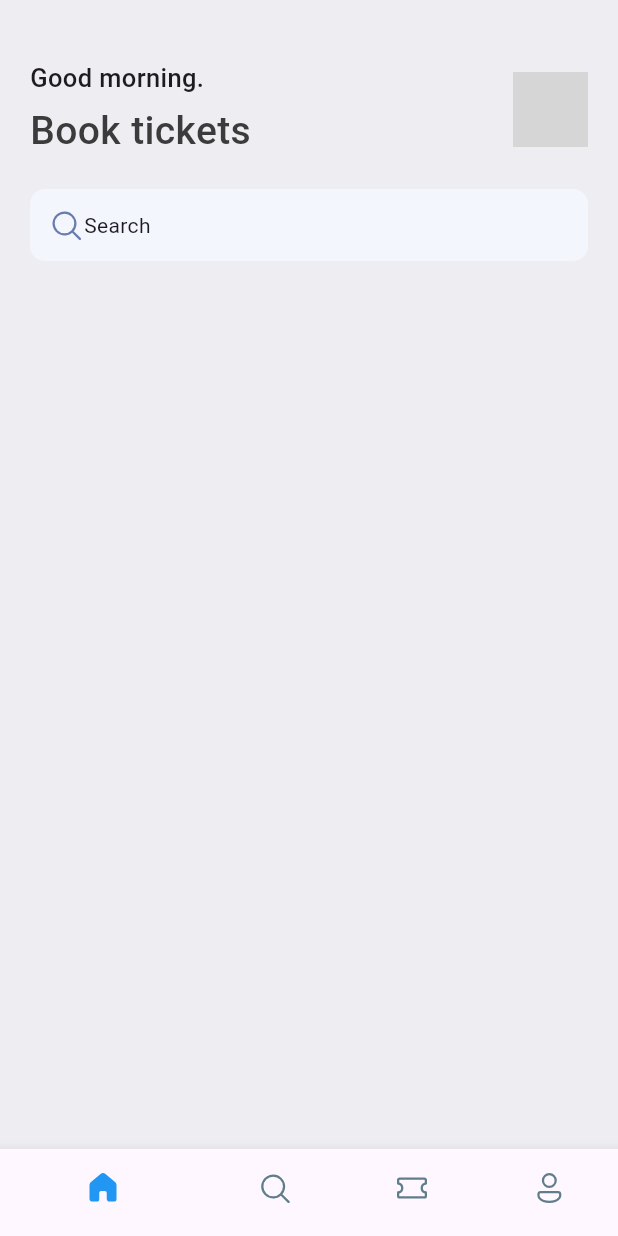
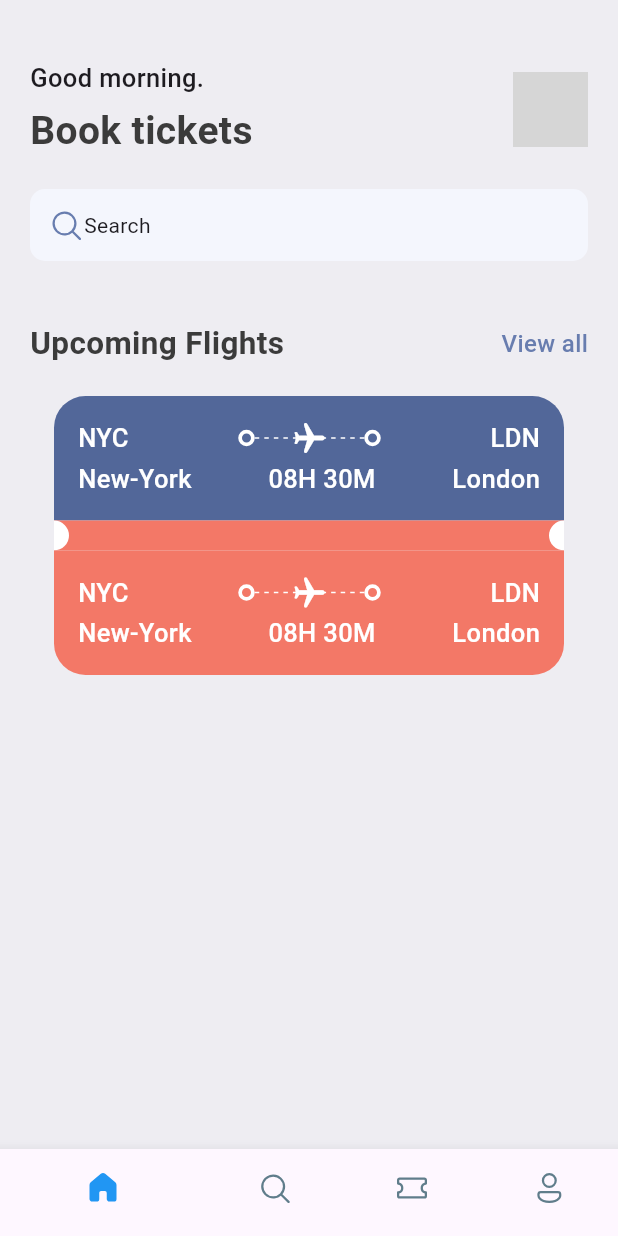
Before and after one commit to mohammedmos/ticket_app, a Flutter app: the screen it shows after launch, on a phone screen of 412 x 824 dp. Run offline on Flutter 3.47's test engine with Material 3 defaults, Android fonts, the phone set to English and light mode, and no system bars; our stand-ins replace fluentui_icons; grey boxes are pictures that could not be loaded.

Commit message:
chore: design ticket

```diff
--- a/lib/core/res/styles/app_styles.dart
+++ b/lib/core/res/styles/app_styles.dart
@@ -4,6 +4,11 @@ import 'package:flutter/material.dart';
 class AppStyles {
     static Color primary  = const Color(0xFF687daf);
     static Color textColor  =  const Color(0xFF3b3b3b);
-    static TextStyle headlineStyle1 =  TextStyle(fontSize: 26,fontWeight: FontWeight.w500,color: textColor);
+    static Color ticketBlue  =  const Color(0xFF526799);
+    static Color ticketOrange  =  const Color(0xFFF37867);
+    static Color bgPrimaryColor  =  const Color(0xFFeeedf2);
+    static TextStyle textStyle =  TextStyle(fontSize: 16,fontWeight: FontWeight.w500,color: textColor);
+    static TextStyle headlineStyle1 =  TextStyle(fontSize: 26,fontWeight: FontWeight.bold,color: textColor);
+    static TextStyle headlineStyle2 = TextStyle(fontSize: 21,color: textColor,fontWeight: FontWeight.bold);
     static TextStyle headlineStyle3 = const TextStyle(fontSize: 17,fontWeight: FontWeight.w500);
 }
--- /dev/null
+++ b/lib/core/widgets/app_double_text.dart
@@ -0,0 +1,26 @@
+
+
+import 'package:flutter/material.dart';
+import 'package:ticket_app/core/res/styles/app_styles.dart';
+
+class AppDoubleText extends StatelessWidget {
+  final String $smallText;
+  final String $bigText;
+  const AppDoubleText( {super.key, required this.$bigText, required this.$smallText});
+
+  @override
+  Widget build(BuildContext context) {
+    return Row(
+      mainAxisAlignment: MainAxisAlignment.spaceBetween,
+      children: [
+        Text($bigText,style:AppStyles.headlineStyle2),
+        InkWell(
+          onTap: (){
+
+          },
+          child: Text($smallText,style: AppStyles.textStyle.copyWith(color: AppStyles.primary),),
+        )
+      ],
+    );
+  }
+}
--- /dev/null
+++ b/lib/core/widgets/app_layout_builder.dart
@@ -0,0 +1,21 @@
+import 'package:flutter/material.dart';
+
+class AppLayoutBuilder extends StatelessWidget {
+  final int randomDivider;
+  const AppLayoutBuilder({super.key, required this.randomDivider});
+
+  @override
+  Widget build(BuildContext context) {
+    return LayoutBuilder(builder: (BuildContext context,BoxConstraints constraints){
+      return Flex(
+        mainAxisAlignment: MainAxisAlignment.spaceBetween,
+          direction: Axis.horizontal,
+          children: List.generate((constraints.constrainWidth()/randomDivider).floor(), (index)=>const SizedBox(
+            width: 3,
+            height: 1,
+            child: DecoratedBox(decoration: BoxDecoration(color: Colors.white)),
+          )),
+      );
+    });
+  }
+}
--- /dev/null
+++ b/lib/core/widgets/big_circle.dart
@@ -0,0 +1,26 @@
+import 'package:flutter/material.dart';
+
+class BigCircle extends StatelessWidget {
+  final isRight;
+  const BigCircle({super.key,required this.isRight});
+
+  @override
+  Widget build(BuildContext context) {
+    return SizedBox(
+      height: 20,
+      width: 10,
+      child: DecoratedBox(
+          decoration: BoxDecoration(
+              color: Colors.white,
+              borderRadius: isRight == true ?const BorderRadius.only(
+                  topRight: Radius.circular(10),
+                  bottomRight: Radius.circular(10)
+              ) :   const BorderRadius.only(
+                  topLeft: Radius.circular(10),
+                  bottomLeft: Radius.circular(10)
+              )
+          )
+      ),
+    );
+  }
+}
--- /dev/null
+++ b/lib/core/widgets/big_dot.dart
@@ -0,0 +1,16 @@
+import 'package:flutter/material.dart';
+
+class BigDot extends StatelessWidget {
+  const BigDot({super.key});
+
+  @override
+  Widget build(BuildContext context) {
+    return Container(
+      padding: EdgeInsets.all(3),
+      decoration: BoxDecoration(
+        border: Border.all(width: 2.5,color: Colors.white),
+        borderRadius: BorderRadius.circular(20)
+      ),
+    );
+  }
+}
--- /dev/null
+++ b/lib/core/widgets/ticket_view.dart
@@ -0,0 +1,113 @@
+import 'package:flutter/material.dart';
+import 'package:ticket_app/core/res/styles/app_styles.dart';
+import 'package:ticket_app/core/widgets/app_layout_builder.dart';
+import 'package:ticket_app/core/widgets/big_circle.dart';
+import 'package:ticket_app/core/widgets/big_dot.dart';
+
+class TicketView extends StatelessWidget {
+  const TicketView({super.key});
+
+  @override
+  Widget build(BuildContext context) {
+    final size = MediaQuery.of(context).size;
+    return SizedBox(
+        width: size.width + 0.85,
+        height: 189,
+        child: Container(
+          margin: const EdgeInsets.only(right: 16,left: 16),
+          child: Column(
+            children: [
+              Container(
+                decoration: BoxDecoration(
+                  color: AppStyles.ticketBlue,
+                  borderRadius: const BorderRadius.only(topLeft: Radius.circular(21),topRight: Radius.circular(21))
+                ),
+                padding: const EdgeInsets.all(16),
+                child:  Column(
+                  children: [
+                    Row(
+                      children: [
+                        Text('NYC',style: AppStyles.headlineStyle3.copyWith(color: Colors.white)),
+                        Expanded(child: Container()),
+                        const BigDot(),
+                        Expanded(child: Stack(children: [
+                          const SizedBox(
+                              height:24,
+                              child: AppLayoutBuilder( randomDivider: 6,)
+                          ),
+                          Center(child: Transform.rotate(angle:1.57,child: const Icon(Icons.local_airport_rounded,color: Colors.white,)),)
+                        ],)),
+                        const BigDot(),
+                        Expanded(child: Container()),
+                        Text('LDN',style: AppStyles.headlineStyle3.copyWith(color: Colors.white))
+                      ],
+                    ),
+                    const SizedBox(height: 3),
+                    Row(
+                      children: [
+                        Text('New-York',style: AppStyles.headlineStyle3.copyWith(color: Colors.white)),
+                        Expanded(child: Container()),
+                        Text('08H 30M',style: AppStyles.headlineStyle3.copyWith(color: Colors.white)),
+                        Expanded(child: Container()),
+                        Text('London',style: AppStyles.headlineStyle3.copyWith(color: Colors.white))
+
+                      ],
+                    )
+                  ],
+                ),
+              ),
+              Container(
+                color: AppStyles.ticketOrange ,
+              child: Row(
+                children: [
+                    const BigCircle(isRight: true),
+                  Expanded(child: Container()),
+                  const BigCircle(isRight: false,)
+                ],
+              ),),
+              Container(
+                decoration: BoxDecoration(
+                  color: AppStyles.ticketOrange,
+                  borderRadius: const BorderRadius.only(bottomLeft: Radius.circular(21),bottomRight: Radius.circular(21))
+                ),
+                padding: const EdgeInsets.all(16),
+                child:  Column(
+                  children: [
+                    Row(
+                      children: [
+                        Text('NYC',style: AppStyles.headlineStyle3.copyWith(color: Colors.white)),
+                        Expanded(child: Container()),
+                        const BigDot(),
+                        Expanded(child: Stack(children: [
+                          const SizedBox(
+                              height:24,
+                              child: AppLayoutBuilder( randomDivider: 6,)
+                          ),
+                          Center(child: Transform.rotate(angle:1.57,child: const Icon(Icons.local_airport_rounded,color: Colors.white,)),)
+                        ],)),
+                        const BigDot(),
+                        Expanded(child: Container()),
+                        Text('LDN',style: AppStyles.headlineStyle3.copyWith(color: Colors.white))
+                      ],
+                    ),
+                    const SizedBox(height: 3),
+                    Row(
+                      children: [
+                        Text('New-York',style: AppStyles.headlineStyle3.copyWith(color: Colors.white)),
+                        Expanded(child: Container()),
+                        Text('08H 30M',style: AppStyles.headlineStyle3.copyWith(color: Colors.white)),
+                        Expanded(child: Container()),
+                        Text('London',style: AppStyles.headlineStyle3.copyWith(color: Colors.white))
+
+                      ],
+                    )
+                  ],
+                ),
+              ),
+            ],
+          ),
+        ),
+
+    );
+  }
+}
--- a/lib/main.dart
+++ b/lib/main.dart
@@ -15,6 +15,7 @@ class MyApp extends StatelessWidget {
                                                                                                                                                colorScheme: ColorScheme.fromSeed(seedColor: Colors.deepPurple),
         useMaterial3: true,
       ),
+      debugShowCheckedModeBanner: false,
       home:  BottomNavBar(),
     );
   }
--- a/lib/screens/home_screen.dart
+++ b/lib/screens/home_screen.dart
@@ -2,6 +2,8 @@ import 'package:fluentui_icons/fluentui_icons.dart';
 import 'package:flutter/material.dart';
 import 'package:ticket_app/core/res/media.dart';
 import 'package:ticket_app/core/res/styles/app_styles.dart';
+import 'package:ticket_app/core/widgets/app_double_text.dart';
+import 'package:ticket_app/core/widgets/ticket_view.dart';
 
 class HomeScreen extends StatelessWidget {
   const HomeScreen({super.key});
@@ -9,7 +11,7 @@ class HomeScreen extends StatelessWidget {
   @override
   Widget build(BuildContext context) {
     return Scaffold(
-      backgroundColor: const Color(0xFFeeedf2),
+      backgroundColor: AppStyles.bgPrimaryColor,
       body: ListView(
         children: [
           const SizedBox(height: 40),
@@ -52,11 +54,15 @@ class HomeScreen extends StatelessWidget {
                       const Text('Search'),
                     ],
                   ),
-                )
+                ),
+                const SizedBox(height: 40),
+                const AppDoubleText($bigText:'Upcoming Flights',$smallText:'View all'),
+                const SizedBox(height: 20),
+                const TicketView()
               ],
             ),
-          )
-        ],
+          ),
+                 ],
       ),
     );
   }
```
